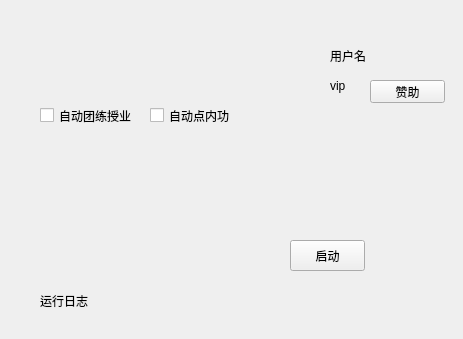
This is qt_ui/main.ui in nathonNot/game_robot as Qt 5 draws it before an edit. The edited form follows.
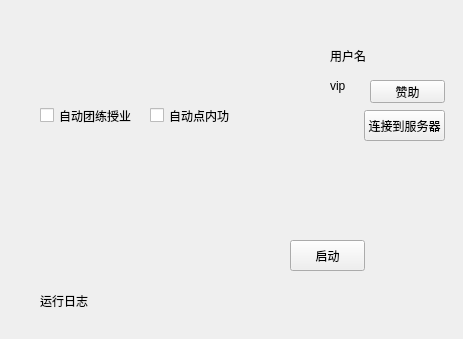
This is the edited form.

```diff
--- a/qt_ui/main.ui
+++ b/qt_ui/main.ui
@@ -104,6 +104,19 @@
     <string>运行日志</string>
    </property>
   </widget>
+  <widget class="QPushButton" name="bt_ws_con">
+   <property name="geometry">
+    <rect>
+     <x>364</x>
+     <y>110</y>
+     <width>81</width>
+     <height>31</height>
+    </rect>
+   </property>
+   <property name="text">
+    <string>连接到服务器</string>
+   </property>
+  </widget>
  </widget>
  <resources/>
  <connections/>
```
